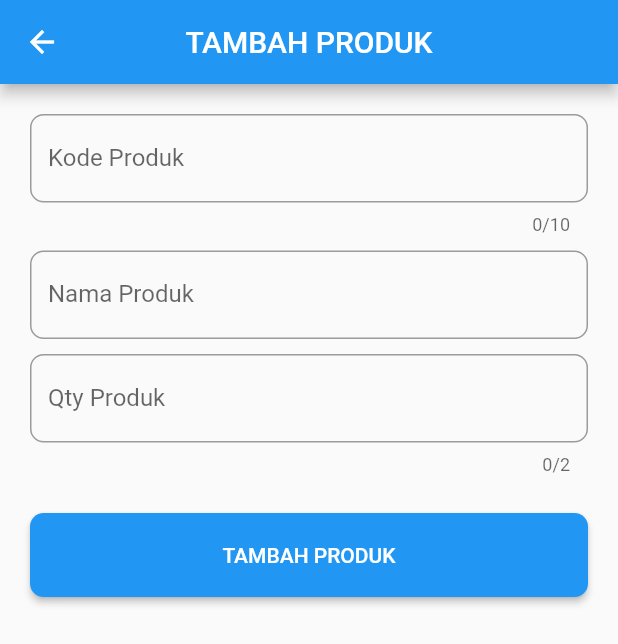
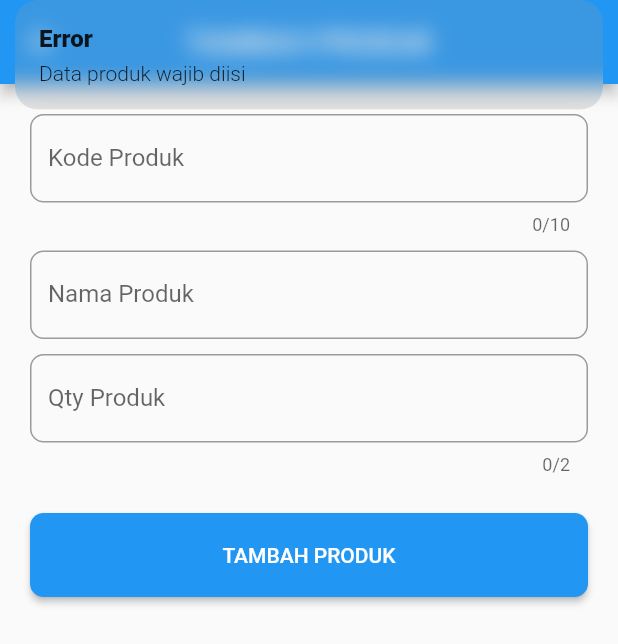
Before and after one commit to rachmanaldiansyah/qr-code-app, a Flutter app: the AddProductView screen opened by its route, after a tap on "TAMBAH PRODUK", on a phone screen of 412 x 824 dp. Shown: the top 644 px of the screen. Run offline on Flutter 3.47's test engine with Material 2 defaults, Android fonts, the phone set to English and light mode, and no system bars; our stand-ins replace cloud_firestore, firebase_auth, firebase_core, get; accounts and stored records are empty.

Commit message:
feat: tambah produk

```diff
--- a/lib/app/modules/add_product/controllers/add_product_controller.dart
+++ b/lib/app/modules/add_product/controllers/add_product_controller.dart
@@ -1,5 +1,28 @@
+import 'package:cloud_firestore/cloud_firestore.dart';
 import 'package:get/get.dart';
 
 class AddProductController extends GetxController {
   RxBool isLoading = false.obs;
+
+  FirebaseFirestore firestore = FirebaseFirestore.instance;
+
+  Future<Map<String, dynamic>> addProduct(Map<String, dynamic> data) async {
+    try {
+      var result = await firestore.collection("products").add(data);
+      await firestore.collection("products").doc(result.id).update({
+        "product_id": result.id,
+      });
+
+      return {
+        "error": false,
+        "message": "Berhasil menambah produk!",
+      };
+    } catch (e) {
+      // error general
+      return {
+        "error": true,
+        "message": "Tidak dapat menambah produk!",
+      };
+    }
+  }
 }
--- a/lib/app/modules/add_product/views/add_product_view.dart
+++ b/lib/app/modules/add_product/views/add_product_view.dart
@@ -63,7 +63,29 @@ class AddProductView extends GetView<AddProductController> {
           ),
           const SizedBox(height: 25),
           ElevatedButton(
-            onPressed: () {},
+            onPressed: () async {
+              if (controller.isLoading.isFalse) {
+                if (codeProductController.text.isNotEmpty &&
+                    nameProductController.text.isNotEmpty &&
+                    qtyProductController.text.isNotEmpty) {
+                  controller.isLoading(true);
+                  Map<String, dynamic> result = await controller.addProduct({
+                    "code": codeProductController.text,
+                    "name_product": nameProductController.text,
+                    "qty": int.tryParse(qtyProductController.text) ?? 0,
+                  });
+                  controller.isLoading(false);
+
+                  Get.back();
+                  Get.snackbar(
+                    result["error"] == true ? "Error" : "Success",
+                    result["message"],
+                  );
+                } else {
+                  Get.snackbar("Error", "Data produk wajib diisi");
+                }
+              }
+            },
             style: ElevatedButton.styleFrom(
               shape: RoundedRectangleBorder(
                 borderRadius: BorderRadius.circular(9),
```
